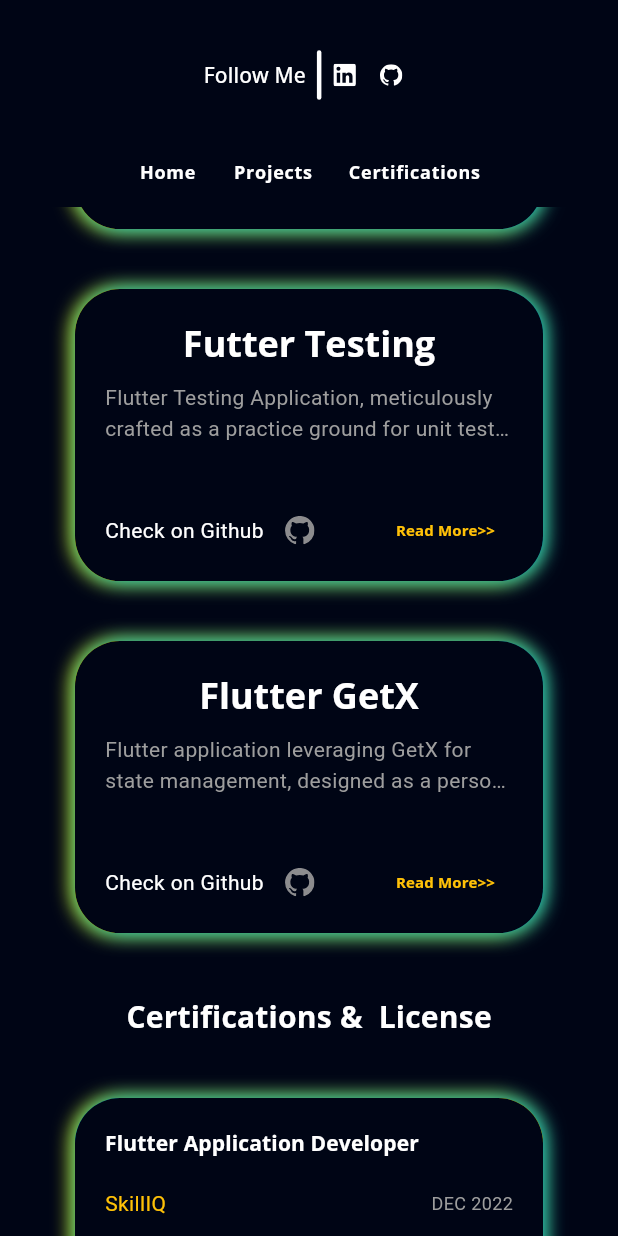
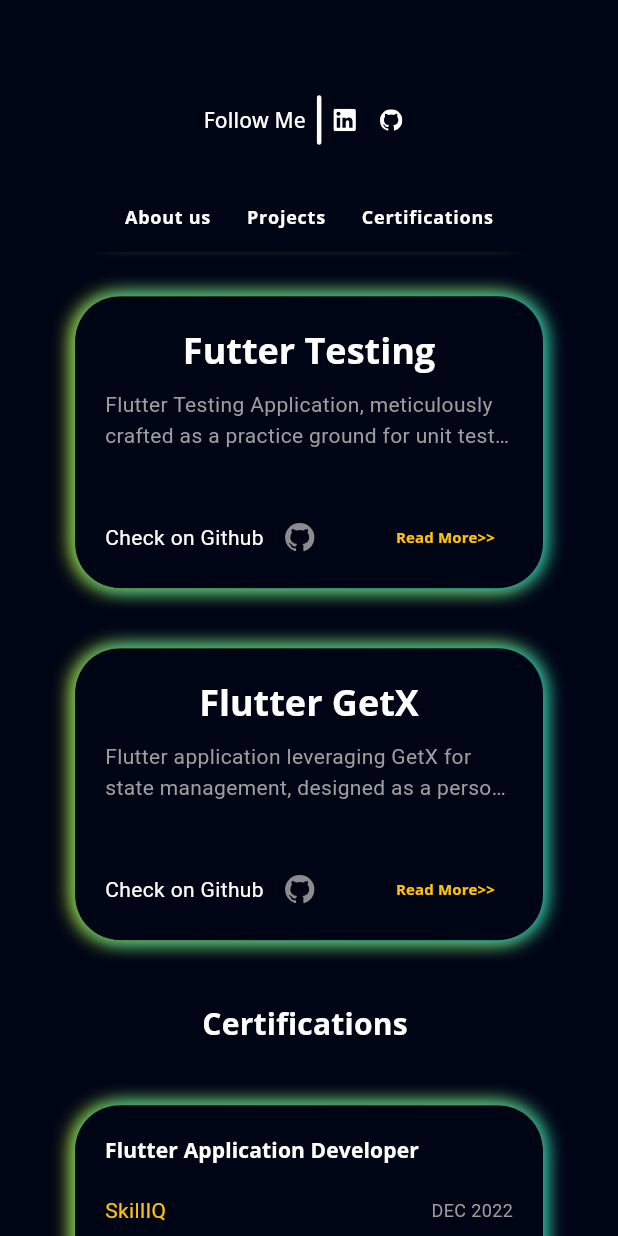
Before and after one commit to Jaydeep0604/jaydeep_flutter_portfolio, a Flutter app: the screen it shows after launch, scrolled down 2304 dp, on a phone screen of 412 x 824 dp. Run offline on Flutter 3.47's test engine with Material 3 defaults, Android fonts, the phone set to English and light mode, and no system bars; drawn by our look-alikes of scroll_to_index; our stand-ins replace flutter_svg, font_awesome_flutter, get, google_fonts, photo_view.

Commit message:
version chnage

```diff
--- a/lib/ui/home/home_screen.dart
+++ b/lib/ui/home/home_screen.dart
@@ -1,21 +1,18 @@
 import 'package:flutter/foundation.dart';
 import 'package:flutter/material.dart';
-import 'package:get/get.dart';
-import 'package:jaydeep_flutter_portfolio/ui/certification/certifications.dart';
-import 'package:jaydeep_flutter_portfolio/ui/projects/project_view.dart';
 import 'package:jaydeep_flutter_portfolio/utils/app_color.dart';
 import 'package:jaydeep_flutter_portfolio/utils/responsive.dart';
-import 'package:jaydeep_flutter_portfolio/view_model/getx_controllers/certification_controller.dart';
-import 'package:jaydeep_flutter_portfolio/view_model/getx_controllers/projects_controller.dart';
 import 'package:jaydeep_flutter_portfolio/widget/certification/certification_grid.dart';
 import 'package:jaydeep_flutter_portfolio/widget/intro/social_media_list.dart';
 import 'package:jaydeep_flutter_portfolio/widget/main/drawer/drawer.dart';
-import 'package:jaydeep_flutter_portfolio/widget/main/drawer/navigation_bar.dart';
 import 'package:jaydeep_flutter_portfolio/widget/main/drawer/navigation_button_list.dart';
 import 'package:jaydeep_flutter_portfolio/widget/projects/projects_grid.dart';
 import 'package:jaydeep_flutter_portfolio/widget/projects/title_text.dart';
 import 'package:scroll_to_index/scroll_to_index.dart';
 import '../../widget/intro/intro_body.dart';
+import 'package:jaydeep_flutter_portfolio/view_model/controller.dart';
+
+
 
 class HomePage extends StatefulWidget {
   const HomePage({Key? key}) : super(key: key);
@@ -78,18 +75,16 @@ class _HomePageState extends State<HomePage> {
 
   @override
   Widget build(BuildContext context) {
-    final controller = Get.put(ProjectController());
-    final cController = Get.put(CertificationController());
 
     return Scaffold(
       drawer: const CustomDrawer(),
       body: Center(
         child: Column(
           children: [
-            if (kIsWeb && !Responsive.isLargeMobile(context))
-              SizedBox(height: defaultPadding * 2)
-            else
-              SizedBox(height: defaultPadding / 2),
+            // if (kIsWeb && !Responsive.isLargeMobile(context))
+              SizedBox(height: defaultPadding * 2),
+            // else
+            //   SizedBox(height: defaultPadding / 2),
             SizedBox(
               height: 80,
               child: SocialMediaIconList(),
@@ -104,20 +99,21 @@ class _HomePageState extends State<HomePage> {
             ),
             Expanded(
               child: SingleChildScrollView(
+                scrollDirection: Axis.vertical,
+                controller: controller,
                 child: Column(
-                  crossAxisAlignment: CrossAxisAlignment.start,
                   children: [
                     SizedBox(
-                      width: MediaQuery.sizeOf(context).width * 0.01,
+                      height: MediaQuery.sizeOf(context).height * 0.03,
                     ),
                     // if (!Responsive.isLargeMobile(context))  MenuButton(onTap: () => Scaffold.of(context).openDrawer(),),
-                    SizedBox(
-                      width: MediaQuery.sizeOf(context).width * 0.02,
-                    ),
-                    // if (!Responsive.isLargeMobile(context)) const SocialMediaIconList(),
-                    SizedBox(
-                      width: MediaQuery.sizeOf(context).width * 0.07,
-                    ),
+                    // SizedBox(
+                    //   width: MediaQuery.sizeOf(context).width * 0.02,
+                    // ),
+                    // // if (!Responsive.isLargeMobile(context)) const SocialMediaIconList(),
+                    // SizedBox(
+                    //   width: MediaQuery.sizeOf(context).width * 0.07,
+                    // ),
                     _wrapScrollTag(
                       index: 0,
                       child: Padding(
@@ -145,10 +141,11 @@ class _HomePageState extends State<HomePage> {
                     SizedBox(height: 20),
                     _wrapScrollTag(
                       index: 2,
+
                       child: Padding(
                         padding: const EdgeInsets.symmetric(horizontal: 20),
                         child: TitleText(
-                            prefix: 'Certifications & ', title: 'License'),
+                            prefix: 'Certifications', title: ''),
                       ),
                     ),
                     SizedBox(height: 20),
@@ -156,8 +153,7 @@ class _HomePageState extends State<HomePage> {
                       desktop: CertificateGrid(crossAxisCount: 3, ratio: 1.5),
                       extraLargeScreen:
                       CertificateGrid(crossAxisCount: 4, ratio: 1.6),
-                      largeMobile:
-                          CertificateGrid(crossAxisCount: 1, ratio: 1.8),
+                      largeMobile: CertificateGrid(crossAxisCount: 1, ratio: 1.8),
                       mobile: CertificateGrid(crossAxisCount: 1, ratio: 1.4),
                       tablet: CertificateGrid(crossAxisCount: 2, ratio: 1.7),
                     ),
--- a/lib/widget/certification/certificates_details.dart
+++ b/lib/widget/certification/certificates_details.dart
@@ -7,17 +7,18 @@ import 'package:jaydeep_flutter_portfolio/view_model/getx_controllers/certificat
 import 'package:url_launcher/url_launcher.dart';
 
 class CertificateStack extends StatelessWidget {
-  final controller = Get.put(CertificationController());
-  CertificateStack({super.key, required this.index});
+  final CertificationController controller = Get.put(CertificationController());
   final int index;
+
+  CertificateStack({Key? key, required this.index}) : super(key: key);
+
   @override
   Widget build(BuildContext context) {
     return InkWell(
       onHover: (value) {
         controller.onHover(index, value);
       },
-      onTap: () {
-      },
+      onTap: () {},
       borderRadius: BorderRadius.circular(30),
       child: AnimatedContainer(
         padding: const EdgeInsets.all(defaultPadding),
@@ -25,51 +26,47 @@ class CertificateStack extends StatelessWidget {
         width: double.infinity,
         decoration: BoxDecoration(
           borderRadius: BorderRadius.circular(30),
-              color: bgColor),
+          color: bgColor,
+        ),
         duration: const Duration(milliseconds: 500),
-          child: SingleChildScrollView(
         child: Column(
           crossAxisAlignment: CrossAxisAlignment.start,
           children: [
             Text(
               certificateList[index].name,
-                  style: Theme.of(context)
-                      .textTheme
-                      .subtitle2!
-                      .copyWith(
+              style: Theme.of(context).textTheme.subtitle2!.copyWith(
                 color: Colors.white,
-                      fontWeight: FontWeight.bold),
+                fontWeight: FontWeight.bold,
+              ),
               maxLines: 1,
               overflow: TextOverflow.ellipsis,
             ),
-                const SizedBox(height: defaultPadding,),
+            SizedBox(height: defaultPadding),
             Row(
               mainAxisAlignment: MainAxisAlignment.spaceBetween,
               children: [
-                    Text(certificateList[index].organization,style: const TextStyle(color: Colors.amber),),
-                    Text(certificateList[index].date,style: const TextStyle(color: Colors.grey,fontSize: 12),),
+                Text(
+                  certificateList[index].organization,
+                  style: const TextStyle(color: Colors.amber),
+                ),
+                Text(
+                  certificateList[index].date,
+                  style: const TextStyle(color: Colors.grey, fontSize: 12),
+                ),
               ],
             ),
-                const SizedBox(height: defaultPadding/2,),
-                certificateList[index].skills.isNotEmpty ?
-                Text.rich(
+            SizedBox(height: defaultPadding / 2),
+            certificateList[index].skills.isNotEmpty
+                ? Text(
+              'Skills : ${certificateList[index].skills}',
+              style: const TextStyle(
+                color: Colors.white,
+              ),
               maxLines: 1,
-                  TextSpan(
-                      text: 'Skills : ',style: const TextStyle(color: Colors.white,),
-                      children: [
-                        TextSpan(
-                          text: certificateList[index].skills,style: const TextStyle(color: Colors.grey,overflow: TextOverflow.ellipsis),)
-                      ]
-                  ),): Text.rich(
-                  maxLines: 1,
-                  TextSpan(
-                      text: ' ',style: const TextStyle(color: Colors.white,),
-                      children: [
-                        TextSpan(
-                          text: certificateList[index].skills,style: const TextStyle(color: Colors.grey,overflow: TextOverflow.ellipsis),)
-                      ]
-                  ),),
-                const SizedBox(height: defaultPadding,),
+              overflow: TextOverflow.ellipsis,
+            )
+                : SizedBox(),
+            SizedBox(height: defaultPadding),
             InkWell(
               onTap: () {
                 launchUrl(Uri.parse(certificateList[index].credential));
@@ -79,33 +76,42 @@ class CertificateStack extends StatelessWidget {
                 width: 150,
                 decoration: BoxDecoration(
                   borderRadius: BorderRadius.circular(30),
-                        gradient: LinearGradient(
-                            colors: [
-                              Colors.cyan,
-                              Colors.yellowAccent,
-                            ]
+                  gradient: const LinearGradient(
+                    colors: [Colors.cyan, Colors.yellowAccent],
                   ),
-                        boxShadow:const [
-                          BoxShadow(color: Colors.blue,offset: Offset(0, -1),blurRadius: 5),
-                          BoxShadow(color: Colors.red,offset: Offset(0, 1),blurRadius: 5),
-                        ]
+                  boxShadow: const [
+                    BoxShadow(
+                      color: Colors.blue,
+                      offset: Offset(0, -1),
+                      blurRadius: 5,
                     ),
-                    child: const Row(
+                    BoxShadow(
+                      color: Colors.red,
+                      offset: Offset(0, 1),
+                      blurRadius: 5,
+                    ),
+                  ],
+                ),
+                child: Row(
                   mainAxisAlignment: MainAxisAlignment.center,
-                      children: [
-                        Text('Credentials',style: TextStyle(color: Colors.black,fontSize: 10),),
-                        SizedBox(width: 5,),
+                  children: const [
+                    Text(
+                      'Credentials',
+                      style: TextStyle(color: Colors.black, fontSize: 10),
+                    ),
+                    SizedBox(width: 5),
                     Icon(
-                          CupertinoIcons.arrow_turn_up_right,color: Colors.black,size: 10,
-                        )
+                      CupertinoIcons.arrow_turn_up_right,
+                      color: Colors.black,
+                      size: 10,
+                    ),
                   ],
                 ),
               ),
             ),
-
           ],
         ),
-          )),
+      ),
     );
   }
 }
--- a/lib/widget/certification/certification_grid.dart
+++ b/lib/widget/certification/certification_grid.dart
@@ -7,8 +7,11 @@ import 'certificates_details.dart';
 class CertificateGrid extends StatelessWidget {
   final int crossAxisCount;
   final double ratio;
-  CertificateGrid({super.key, this.crossAxisCount = 3,  this.ratio=1.3});
-  final controller = Get.put(CertificationController());
+
+  CertificateGrid({Key? key, this.crossAxisCount = 3, this.ratio = 1.3}) : super(key: key);
+
+  final CertificationController controller = Get.put(CertificationController());
+
   @override
   Widget build(BuildContext context) {
     return GridView.builder(
@@ -17,20 +20,28 @@ class CertificateGrid extends StatelessWidget {
       padding: const EdgeInsets.symmetric(horizontal: 30),
       itemCount: certificateList.length,
 
-      gridDelegate:  SliverGridDelegateWithFixedCrossAxisCount(
-          crossAxisCount: crossAxisCount, childAspectRatio: ratio),
+      gridDelegate: SliverGridDelegateWithFixedCrossAxisCount(
+        crossAxisCount: crossAxisCount,
+        childAspectRatio: ratio,
+        mainAxisSpacing: defaultPadding
+      ),
       itemBuilder: (context, index) {
-        return Obx(() => AnimatedContainer(
+        return Obx(() => Expanded( // Wrap CertificateStack with Expanded
+          child: AnimatedContainer(
             duration: const Duration(milliseconds: 200),
-            margin: const EdgeInsets.symmetric(
-                vertical: defaultPadding, horizontal: defaultPadding),
+            margin:  EdgeInsets.symmetric(
+              vertical: defaultPadding,
+              horizontal: defaultPadding,
+            ),
             decoration: BoxDecoration(
               borderRadius: BorderRadius.circular(30),
-                gradient: const LinearGradient(colors: [
-                  Colors. cyan,
+              gradient: LinearGradient(
+                colors: [
+                  Colors.cyan,
                   Colors.yellowAccent,
-                ]),
-                boxShadow:  [
+                ],
+              ),
+              boxShadow: [
                 BoxShadow(
                   color: Colors.yellowAccent,
                   offset: const Offset(-2, 0),
@@ -39,9 +50,12 @@ class CertificateGrid extends StatelessWidget {
                 BoxShadow(
                   color: Colors.cyan,
                   offset: const Offset(2, 0),
-                    blurRadius: controller.hovers[index] ? 20 : 10,),
-                ]),
-            child: CertificateStack(index: index)
+                  blurRadius: controller.hovers[index] ? 20 : 10,
+                ),
+              ],
+            ),
+            child: CertificateStack(index: index),
+          ),
         ));
       },
     );
--- a/lib/widget/intro/intro_body.dart
+++ b/lib/widget/intro/intro_body.dart
@@ -25,13 +25,13 @@ class IntroBody extends StatelessWidget {
             children: [
               if (!Responsive.isDesktop(context))
                 Row(
+                  mainAxisAlignment: MainAxisAlignment.center,
+                  crossAxisAlignment: CrossAxisAlignment.center,
                   children: [
-                    SizedBox(
-                      width: size.width * 0.23,
-                    ),
+
                     const AnimatedImageContainer(
                       width: 150,
-                      height: 200,
+                      height: 150,
                     ),
                   ],
                 ),
--- a/lib/widget/main/drawer/navigation_button_list.dart
+++ b/lib/widget/main/drawer/navigation_button_list.dart
@@ -16,26 +16,33 @@ class NavigationButtonList extends StatelessWidget {
           scale: value,
           child: Row(
             children: [
+              // NavigationTextButton(
+              //     onTap: () {
+              //       controller.animateToPage(0,
+              //           duration: const Duration(milliseconds: 500),
+              //           curve: Curves.easeIn);
+              //     },
+              //     text: 'Home'),
+              // if (!Responsive.isLargeMobile(context))
                 NavigationTextButton(
                     onTap: () {
                       controller.animateToPage(0,
-                        duration: const Duration(milliseconds: 500),
+                          duration: const Duration(milliseconds: 300),
                           curve: Curves.easeIn);
                     },
-                  text: 'Home'),
-              if (!Responsive.isLargeMobile(context))
-                NavigationTextButton(onTap: () {}, text: 'About us'),
+                    text: 'About us'),
               NavigationTextButton(
                 onTap: () {
                   controller.animateToPage(1,
-                        duration: const Duration(milliseconds: 500),
+                      duration: const Duration(milliseconds: 300),
                       curve: Curves.easeIn);
                 },
-                  text: 'Projects'),
+                text: 'Projects',
+              ),
               NavigationTextButton(
                   onTap: () {
                     controller.animateToPage(2,
-                        duration: const Duration(milliseconds: 500),
+                        duration: const Duration(milliseconds: 300),
                         curve: Curves.easeIn);
                   },
                   text: 'Certifications'),
--- a/pubspec.yaml
+++ b/pubspec.yaml
@@ -6,7 +6,7 @@ publish_to: 'none' # Remove this line if you wish to publish to pub.dev
 
 # The following defines the version and build number for your application.
 # A version number is three numbers separated by dots, like 1.2.43
-# followed by an optional build number separated by a +.
+# followed by an optional build number separated by a +
 # Both the version and the builder number may be overridden in flutter
 # build by specifying --build-name and --build-number, respectively.
 # In Android, build-name is used as versionName while build-number used as versionCode.
@@ -19,7 +19,7 @@ publish_to: 'none' # Remove this line if you wish to publish to pub.dev
 version: 1.0.0+1
 
 environment:
-  sdk: '>=3.1.5 <4.0.0'
+  sdk: '>=3.0.1 <4.0.0'
 
 # Dependencies specify other packages that your package needs in order to work.
 # To automatically upgrade your package dependencies to the latest versions
```
Also changed, not shown: lib/model/certificate_model.dart (+0 -9 lines), pubspec.lock, 1 other file. Lines whose indentation alone changed are shown as unchanged.
